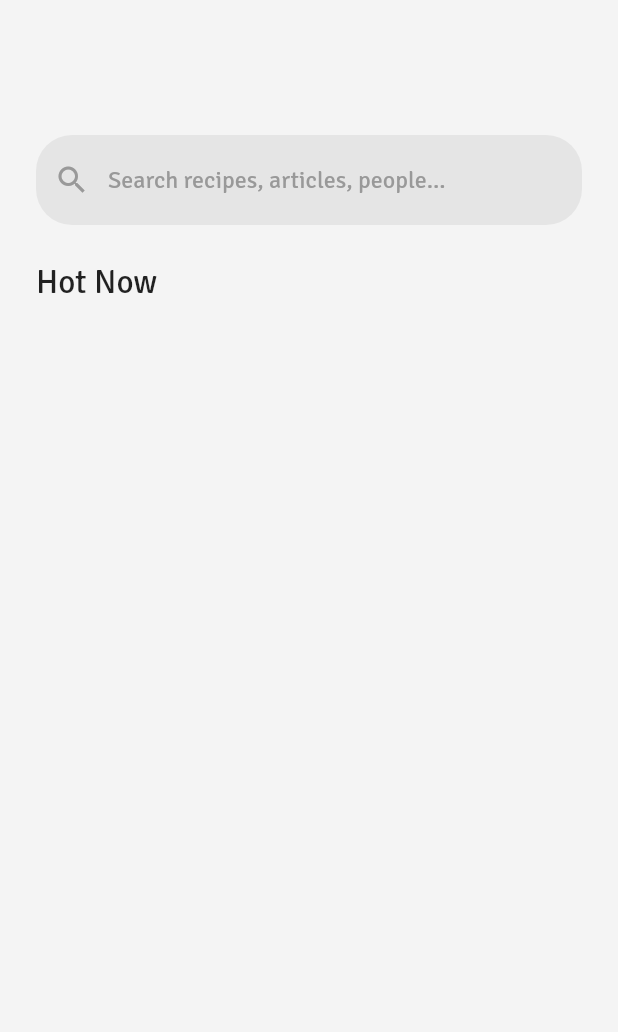
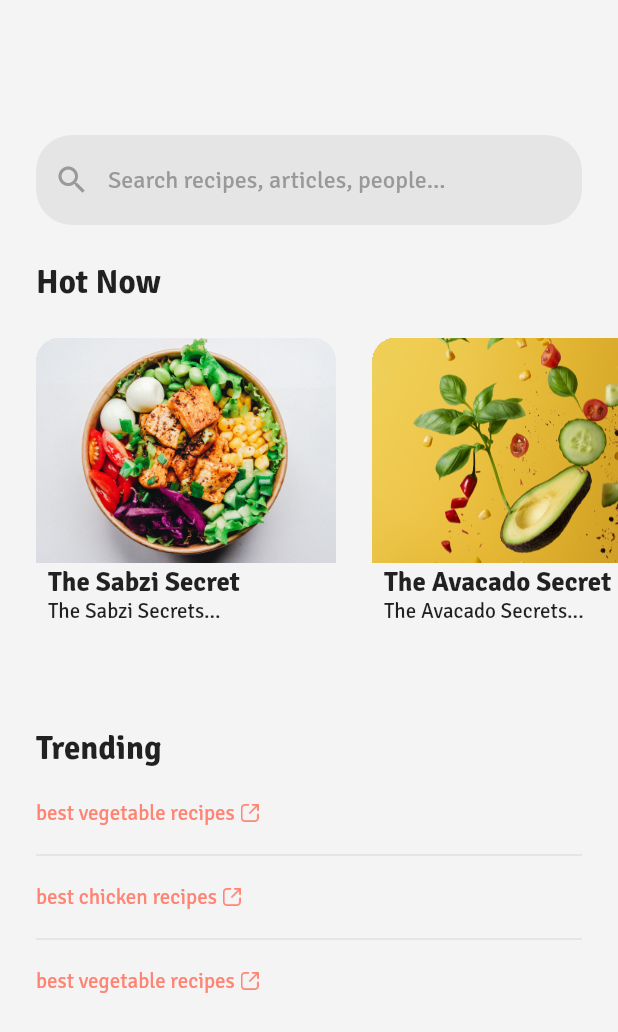
Before and after one commit to mehaksharma23/Nutrion-App, a Flutter app: the SearchPage screen opened directly, on a phone screen of 412 x 824 dp. Shown: the top 1032 px of the screen. Run offline on Flutter 3.47's test engine with Material 2 defaults, Android fonts, the phone set to English and light mode, and no system bars.

Commit message:
search page completed

```diff
--- /dev/null
+++ b/lib/Chirayu/components/hot_topics_tile.dart
@@ -0,0 +1,52 @@
+// ignore_for_file: prefer_const_constructors, prefer_const_literals_to_create_immutables
+
+import 'package:flutter/material.dart';
+
+class HotTopicsTile extends StatelessWidget {
+  const HotTopicsTile({
+    super.key,
+    required this.imagePath,
+    required this.titleText,
+    required this.subText,
+  });
+
+  final String imagePath, titleText, subText;
+
+  @override
+  Widget build(BuildContext context) {
+    return Container(
+      height: 230,
+      width: 200,
+      clipBehavior: Clip.hardEdge,
+      decoration: BoxDecoration(
+        borderRadius: BorderRadius.circular(16),
+      ),
+      child: Column(
+        crossAxisAlignment: CrossAxisAlignment.start,
+        children: [
+          SizedBox(
+            height: 150,
+            width: 200,
+            child: Image(
+              image: AssetImage(imagePath),
+              fit: BoxFit.cover,
+            ),
+          ),
+          Padding(
+            padding: EdgeInsets.fromLTRB(8, 2, 8, 0),
+            child: Column(
+              crossAxisAlignment: CrossAxisAlignment.start,
+              children: [
+                Text(
+                  titleText,
+                  style: TextStyle(fontSize: 18, fontWeight: FontWeight.bold),
+                ),
+                Text(subText)
+              ],
+            ),
+          )
+        ],
+      ),
+    );
+  }
+}
--- a/lib/Chirayu/components/search_bar.dart
+++ b/lib/Chirayu/components/search_bar.dart
@@ -17,7 +17,6 @@ class SearchBar extends StatelessWidget {
               borderSide: BorderSide(width: 0, style: BorderStyle.none)),
           hintText: "Search recipes, articles, people...",
           hintStyle: TextStyle(
-            fontFamily: "Signika",
             color: Color.fromRGBO(153, 153, 153, 1),
             fontSize: 16,
           ),
--- /dev/null
+++ b/lib/Chirayu/components/trending_list_tile.dart
@@ -0,0 +1,34 @@
+// ignore_for_file: prefer_const_constructors, prefer_const_literals_to_create_immutables
+
+import 'package:flutter/material.dart';
+
+class TrendingListTile extends StatelessWidget {
+  const TrendingListTile({super.key, required this.title});
+
+  final String title;
+
+  @override
+  Widget build(BuildContext context) {
+    return Padding(
+      padding: EdgeInsets.fromLTRB(0, 10, 0, 10),
+      child: Row(
+        children: [
+          Text(
+            title,
+            style: TextStyle(color: Color.fromRGBO(255, 132, 115, 1)),
+          ),
+          SizedBox(
+            height: 20,
+            child: Padding(
+              padding: EdgeInsets.fromLTRB(4, 4, 0, 4),
+              child: Image.asset(
+                'assets/link.png',
+                color: Color.fromRGBO(255, 132, 115, 1),
+              ),
+            ),
+          )
+        ],
+      ),
+    );
+  }
+}
--- a/lib/Chirayu/search_page.dart
+++ b/lib/Chirayu/search_page.dart
@@ -2,21 +2,8 @@
 
 import 'package:flutter/material.dart';
 import 'components/search_bar.dart';
-
-void main(List<String> args) {
-  runApp(const SearchPage());
-}
-
-class MyApp extends StatelessWidget {
-  const MyApp({super.key});
-
-  @override
-  Widget build(BuildContext context) {
-    return MaterialApp(
-      home: SearchPage(),
-    );
-  }
-}
+import 'components/hot_topics_tile.dart';
+import 'components/trending_list_tile.dart';
 
 class SearchPage extends StatefulWidget {
   const SearchPage({super.key});
@@ -30,21 +17,81 @@ class _SearchPageState extends State<SearchPage> {
   Widget build(BuildContext context) {
     return Scaffold(
       backgroundColor: const Color.fromRGBO(244, 244, 244, 1),
-      body: Padding(
-        padding: const EdgeInsets.fromLTRB(24, 90, 24, 0),
+      body: SingleChildScrollView(
         child: Column(
           crossAxisAlignment: CrossAxisAlignment.start,
           children: [
-            SearchBar(),
             Padding(
-              padding: const EdgeInsets.only(top: 24),
+              padding: const EdgeInsets.fromLTRB(24, 90, 24, 0),
+              child: SearchBar(),
+            ),
+            Padding(
+              padding: const EdgeInsets.all(24),
               child: Text(
                 "Hot Now",
                 style: TextStyle(
-                  fontFamily: "Signika",
                   fontSize: 22,
-                  fontWeight: FontWeight.w400,
+                  fontWeight: FontWeight.bold,
                 ),
+              ),
+            ),
+            Container(
+              height: 230,
+              child: ListView(
+                scrollDirection: Axis.horizontal,
+                shrinkWrap: true,
+                children: [
+                  SizedBox(
+                    width: 24,
+                  ),
+                  HotTopicsTile(
+                    imagePath: "assets/Search_page1.jpg",
+                    titleText: "The Sabzi Secret",
+                    subText: "The Sabzi Secrets...",
+                  ),
+                  SizedBox(
+                    width: 24,
+                  ),
+                  HotTopicsTile(
+                    imagePath: "assets/Search_page2.jpg",
+                    titleText: "The Avacado Secret",
+                    subText: "The Avacado Secrets...",
+                  ),
+                  SizedBox(
+                    width: 24,
+                  ),
+                  HotTopicsTile(
+                    imagePath: "assets/Search_page3.jpg",
+                    titleText: "The ShimlaMirch Secret",
+                    subText: "The ShimlaMirch Secrets...",
+                  ),
+                  SizedBox(
+                    width: 24,
+                  ),
+                ],
+              ),
+            ),
+            Padding(
+              padding: EdgeInsets.fromLTRB(24, 30, 24, 34),
+              child: Column(
+                crossAxisAlignment: CrossAxisAlignment.start,
+                children: [
+                  Text(
+                    "Trending",
+                    style: TextStyle(
+                      fontWeight: FontWeight.bold,
+                      fontSize: 22,
+                    ),
+                  ),
+                  SizedBox(
+                    height: 10,
+                  ),
+                  TrendingListTile(title: "best vegetable recipes"),
+                  Divider(),
+                  TrendingListTile(title: "best chicken recipes"),
+                  Divider(),
+                  TrendingListTile(title: "best vegetable recipes"),
+                ],
               ),
             ),
           ],
--- a/lib/main.dart
+++ b/lib/main.dart
@@ -1,4 +1,5 @@
 import 'package:flutter/material.dart';
+import 'Chirayu/search_page.dart';
 
 void main() {
   runApp(const MyApp());
@@ -11,105 +12,9 @@ class MyApp extends StatelessWidget {
   @override
   Widget build(BuildContext context) {
     return MaterialApp(
-      title: 'Flutter Demo',
-      theme: ThemeData(
-        // This is the theme of your application.
-        //
-        // Try running your application with "flutter run". You'll see the
-        // application has a blue toolbar. Then, without quitting the app, try
-        // changing the primarySwatch below to Colors.green and then invoke
-        // "hot reload" (press "r" in the console where you ran "flutter run",
-        // or simply save your changes to "hot reload" in a Flutter IDE).
-        // Notice that the counter didn't reset back to zero; the application
-        // is not restarted.
-        primarySwatch: Colors.blue,
-      ),
-      home: const MyHomePage(title: 'Flutter Demo Home Page'),
+      debugShowCheckedModeBanner: false,
+      theme: ThemeData(fontFamily: "Signika"),
+      home: const SearchPage(),
     );
   }
 }
-
-class MyHomePage extends StatefulWidget {
-  const MyHomePage({super.key, required this.title});
-
-  // This widget is the home page of your application. It is stateful, meaning
-  // that it has a State object (defined below) that contains fields that affect
-  // how it looks.
-
-  // This class is the configuration for the state. It holds the values (in this
-  // case the title) provided by the parent (in this case the App widget) and
-  // used by the build method of the State. Fields in a Widget subclass are
-  // always marked "final".
-
-  final String title;
-
-  @override
-  State<MyHomePage> createState() => _MyHomePageState();
-}
-
-class _MyHomePageState extends State<MyHomePage> {
-  int _counter = 0;
-
-  void _incrementCounter() {
-    setState(() {
-      // This call to setState tells the Flutter framework that something has
-      // changed in this State, which causes it to rerun the build method below
-      // so that the display can reflect the updated values. If we changed
-      // _counter without calling setState(), then the build method would not be
-      // called again, and so nothing would appear to happen.
-      _counter++;
-    });
-  }
-
-  @override
-  Widget build(BuildContext context) {
-    // This method is rerun every time setState is called, for instance as done
-    // by the _incrementCounter method above.
-    //
-    // The Flutter framework has been optimized to make rerunning build methods
-    // fast, so that you can just rebuild anything that needs updating rather
-    // than having to individually change instances of widgets.
-    return Scaffold(
-      appBar: AppBar(
-        // Here we take the value from the MyHomePage object that was created by
-        // the App.build method, and use it to set our appbar title.
-        title: Text(widget.title),
-      ),
-      body: Center(
-        // Center is a layout widget. It takes a single child and positions it
-        // in the middle of the parent.
-        child: Column(
-          // Column is also a layout widget. It takes a list of children and
-          // arranges them vertically. By default, it sizes itself to fit its
-          // children horizontally, and tries to be as tall as its parent.
-          //
-          // Invoke "debug painting" (press "p" in the console, choose the
-          // "Toggle Debug Paint" action from the Flutter Inspector in Android
-          // Studio, or the "Toggle Debug Paint" command in Visual Studio Code)
-          // to see the wireframe for each widget.
-          //
-          // Column has various properties to control how it sizes itself and
-          // how it positions its children. Here we use mainAxisAlignment to
-          // center the children vertically; the main axis here is the vertical
-          // axis because Columns are vertical (the cross axis would be
-          // horizontal).
-          mainAxisAlignment: MainAxisAlignment.center,
-          children: <Widget>[
-            const Text(
-              'You have pushed the button this many times:',
-            ),
-            Text(
-              '$_counter',
-              style: Theme.of(context).textTheme.headlineMedium,
-            ),
-          ],
-        ),
-      ),
-      floatingActionButton: FloatingActionButton(
-        onPressed: _incrementCounter,
-        tooltip: 'Increment',
-        child: const Icon(Icons.add),
-      ), // This trailing comma makes auto-formatting nicer for build methods.
-    );
-  }
-}
```
Also changed, not shown: assets/Search_page1.jpg (added), assets/Search_page2.jpg (added), assets/Search_page3.jpg (added), assets/link.png (added).
